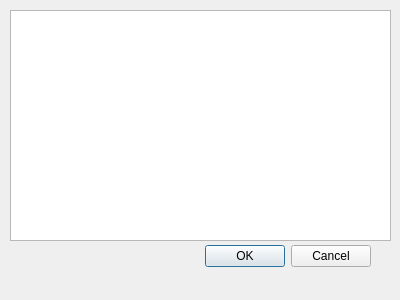
Before: the Qt Designer form viewQtDesigner/ListeIdee.ui in quintipio/gettingThingsDone, drawn with Qt 5.
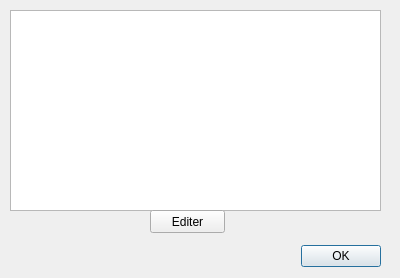
After: the same form once the commit is applied.

The edit to the form file:
```diff
--- a/viewQtDesigner/ListeIdee.ui
+++ b/viewQtDesigner/ListeIdee.ui
@@ -7,18 +7,30 @@
     <x>0</x>
     <y>0</y>
     <width>400</width>
-    <height>300</height>
+    <height>278</height>
    </rect>
   </property>
+  <property name="minimumSize">
+   <size>
+    <width>400</width>
+    <height>278</height>
+   </size>
+  </property>
+  <property name="maximumSize">
+   <size>
+    <width>400</width>
+    <height>278</height>
+   </size>
+  </property>
   <property name="windowTitle">
    <string>Dialog</string>
   </property>
   <widget class="QDialogButtonBox" name="buttonBoxListeIdee">
    <property name="geometry">
     <rect>
-     <x>30</x>
+     <x>10</x>
      <y>240</y>
-     <width>341</width>
+     <width>371</width>
      <height>32</height>
     </rect>
    </property>
@@ -26,17 +38,36 @@
     <enum>Qt::Horizontal</enum>
    </property>
    <property name="standardButtons">
-    <set>QDialogButtonBox::Cancel|QDialogButtonBox::Ok</set>
+    <set>QDialogButtonBox::Ok</set>
    </property>
   </widget>
-  <widget class="QTableView" name="tableListeIdee">
+  <widget class="QListView" name="listViewListeIdee">
    <property name="geometry">
     <rect>
      <x>10</x>
      <y>10</y>
-     <width>381</width>
-     <height>231</height>
+     <width>371</width>
+     <height>201</height>
     </rect>
+   </property>
+   <property name="editTriggers">
+    <set>QAbstractItemView::NoEditTriggers</set>
+   </property>
+   <property name="wordWrap">
+    <bool>true</bool>
+   </property>
+  </widget>
+  <widget class="QPushButton" name="buttonEditer">
+   <property name="geometry">
+    <rect>
+     <x>150</x>
+     <y>210</y>
+     <width>75</width>
+     <height>23</height>
+    </rect>
+   </property>
+   <property name="text">
+    <string>Editer</string>
    </property>
   </widget>
  </widget>
```
Left out of the diff: 5 changed lines with no effect on the pictures.
